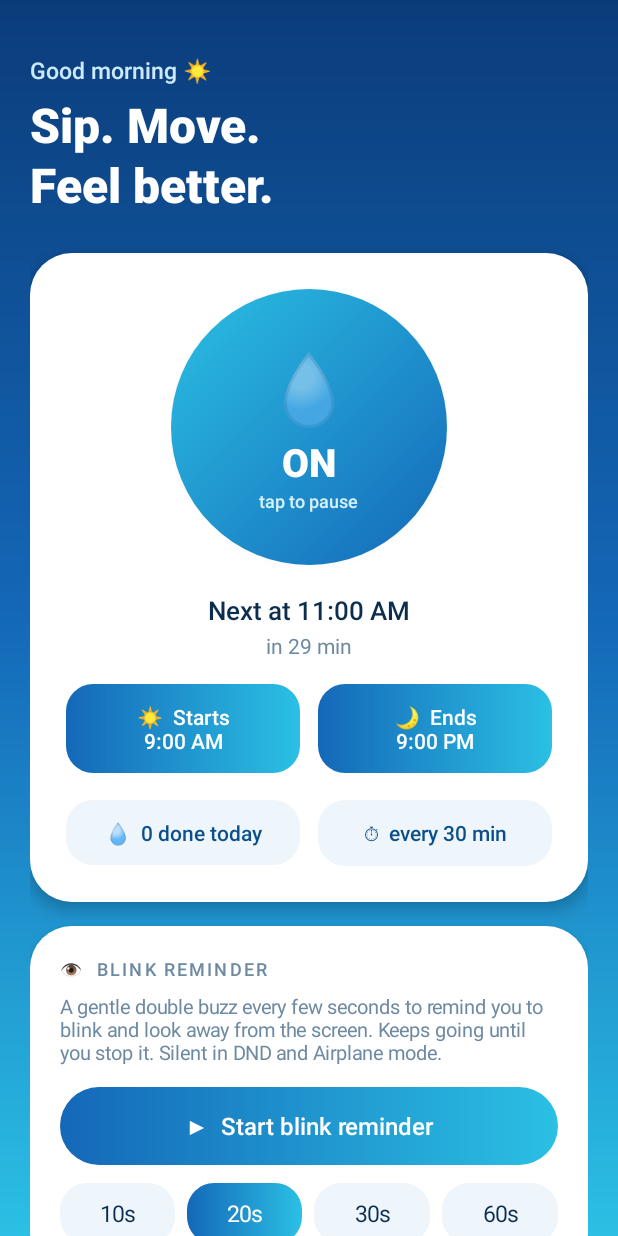
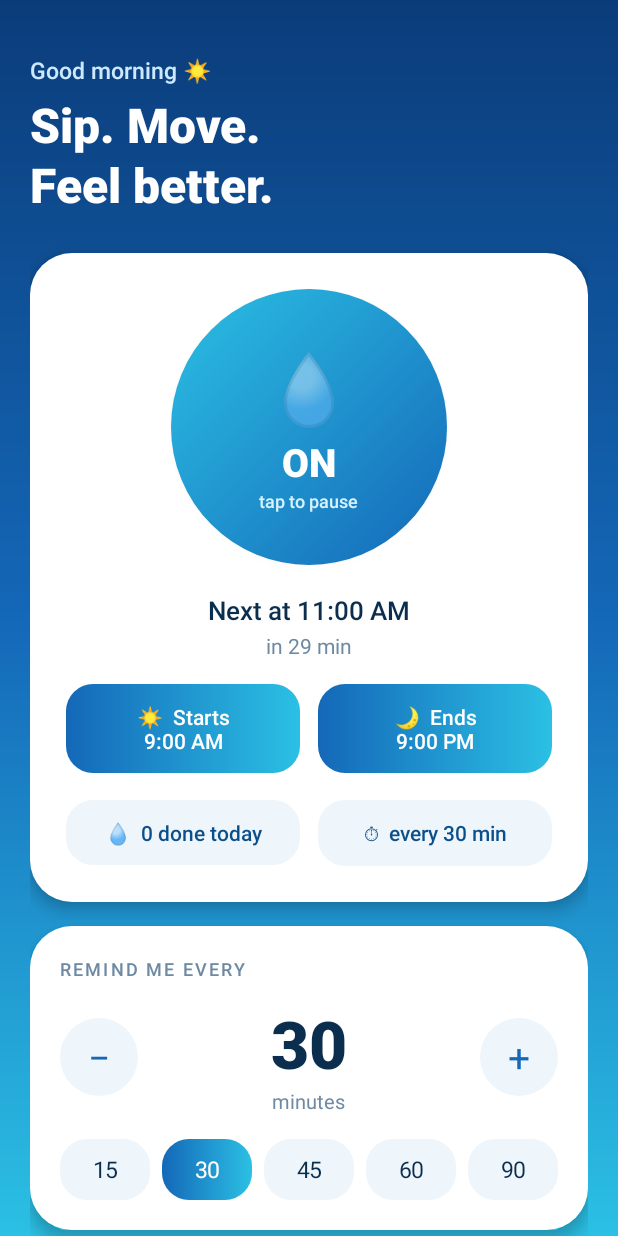
Before and after one commit to AnjanKailash/water-posture, an Android app: the screen it shows after launch (MainActivity), on a phone screen of 412 x 824 dp. Run offline under Robolectric (Android 15) with nearby library versions, the phone set to English and light mode, and no system bars.

Commit message:
v3.4: move blink repeat into the 20-20-20 page; minimal silent notification
Co-Authored-By: Claude Opus 5.5 <noreply@anthropic.com>
Claude-Session: https://claude.ai/code/session_01QVXpsxRWGW4c6FmNZ4x47k

```diff
--- a/app/build.gradle.kts
+++ b/app/build.gradle.kts
@@ -11,8 +11,8 @@ android {
         applicationId = "com.anjan.hydrate"
         minSdk = 26          // Android 8.0+
         targetSdk = 35
-        versionCode = 13
-        versionName = "3.3"
+        versionCode = 14
+        versionName = "3.4"
     }
 
     // Fixed signing key so every new APK installs over the previous one.
--- a/app/src/main/java/com/anjan/hydrate/MainActivity.kt
+++ b/app/src/main/java/com/anjan/hydrate/MainActivity.kt
@@ -172,8 +172,6 @@ class MainActivity : Activity() {
             }
         }
 
-        buildBlinkCard()
-
         // First launch: switch on straight away so it works with zero setup clicks.
         if (!getPreferences(MODE_PRIVATE).getBoolean("launched", false)) {
             getPreferences(MODE_PRIVATE).edit().putBoolean("launched", true).apply()
@@ -191,7 +189,6 @@ class MainActivity : Activity() {
         }
         awaitingExactPermission = false
         ticker.post(tick)
-        refreshBlink()
     }
 
     override fun onPause() {
@@ -248,53 +245,6 @@ class MainActivity : Activity() {
         Prefs.setIntervalMinutes(this, m)
         if (Prefs.isEnabled(this)) Scheduler.scheduleNext(this)  // restart countdown
         refresh()
-    }
-
-    // ---------- Blink reminder ----------
-    private lateinit var blinkButton: TextView
-    private val blinkChips = mutableListOf<Pair<Int, TextView>>()
-
-    private fun buildBlinkCard() {
-        val card = findViewById<LinearLayout>(R.id.blinkCard)
-        card.addView(Ui.label(this, "👁  Blink reminder"))
-        card.addView(Ui.text(this,
-            "A gentle double buzz every few seconds to remind you to blink and look away from the " +
-            "screen. Keeps going until you stop it. Silent in DND and Airplane mode.",
-            13f, muted), Ui.topMargin(this, 8))
-
-        blinkButton = Ui.button(this, "", true).apply {
-            setOnClickListener {
-                if (BlinkService.running) BlinkService.stop(this@MainActivity)
-                else { askNotificationPermissionIfNeeded(); BlinkService.start(this@MainActivity) }
-                // the service updates its state asynchronously; refresh shortly after
-                postDelayed({ refreshBlink() }, 300)
-            }
-        }
-        card.addView(blinkButton, Ui.topMargin(this, 14))
-
-        val row = LinearLayout(this).apply { orientation = LinearLayout.HORIZONTAL }
-        listOf(10, 20, 30, 60).forEachIndexed { i, sec ->
-            val chip = chip("${sec}s").apply {
-                setOnClickListener {
-                    Prefs.setBlinkSeconds(this@MainActivity, sec)
-                    if (BlinkService.running) BlinkService.start(this@MainActivity)  // apply new interval
-                    refreshBlink()
-                }
-            }
-            blinkChips += sec to chip
-            row.addView(chip, weighted(i, 4))
-        }
-        card.addView(row, Ui.topMargin(this, 12))
-        refreshBlink()
-    }
-
-    private fun refreshBlink() {
-        if (!::blinkButton.isInitialized) return
-        val on = BlinkService.running
-        blinkButton.text = if (on) "■  Stop blink reminder" else "▶  Start blink reminder"
-        blinkButton.background = if (on) rounded(Color.parseColor("#E5484D"), 26f) else Ui.gradient(this, 26)
-        val secs = Prefs.blinkSeconds(this)
-        blinkChips.forEach { (s, chip) -> styleChip(chip, s == secs) }
     }
 
     private fun askNotificationPermissionIfNeeded() {
--- a/app/src/main/res/layout/activity_main.xml
+++ b/app/src/main/res/layout/activity_main.xml
@@ -164,17 +164,6 @@
                     android:fontFamily="sans-serif-medium" />
             </LinearLayout>
         </LinearLayout>
-
-        <!-- Blink reminder card (filled in code) -->
-        <LinearLayout
-            android:id="@+id/blinkCard"
-            android:layout_width="match_parent"
-            android:layout_height="wrap_content"
-            android:layout_marginTop="16dp"
-            android:background="@drawable/bg_card"
-            android:elevation="6dp"
-            android:orientation="vertical"
-            android:padding="20dp" />
 
         <!-- Interval card -->
         <LinearLayout
```
Also changed, not shown: app/src/main/java/com/anjan/hydrate/BlinkService.kt (+9 -5 lines), app/src/main/java/com/anjan/hydrate/MoveActivity.kt (+26 -0 lines).
